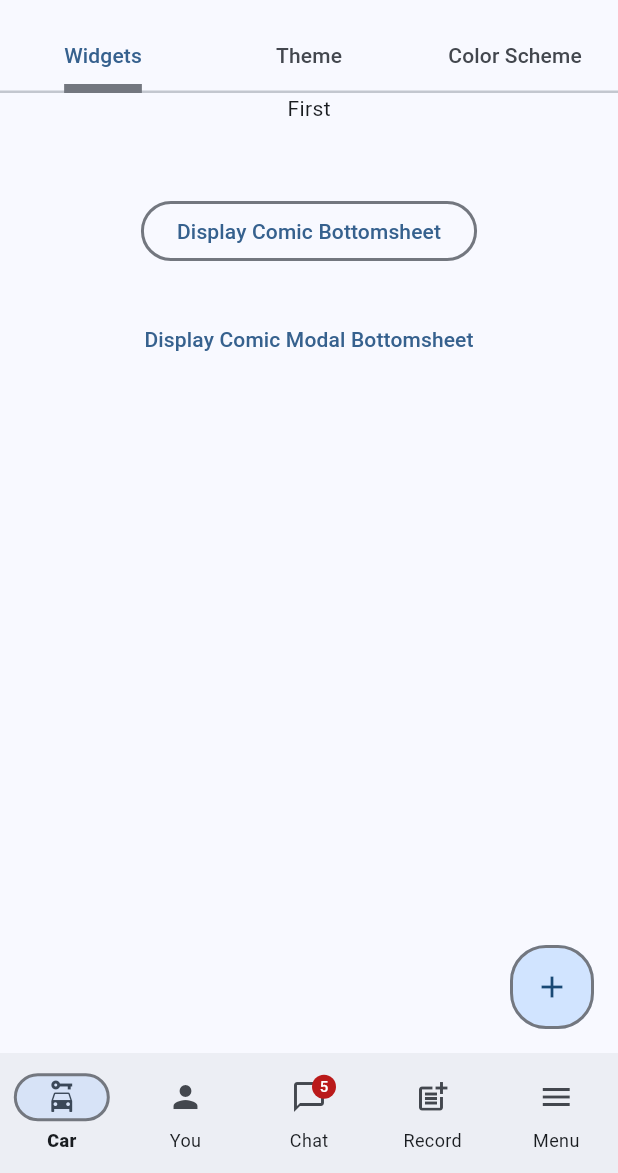
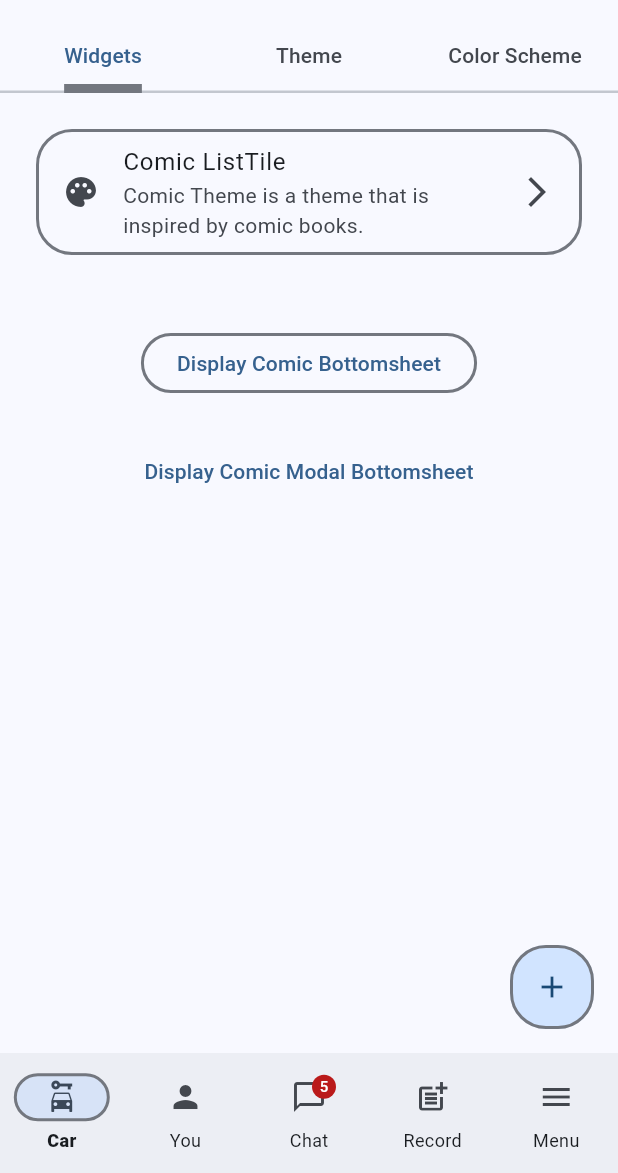
Before and after one commit to thruthesky/easy_design_system_backup_2024_09_24, a Flutter app: the ComicScreenDemo screen opened directly, on a phone screen of 412 x 824 dp, the part 63-1236 px from its top. Run offline on Flutter 3.47's test engine with Material 3 defaults, Android fonts, the phone set to English and light mode, and no system bars; our stand-ins replace cached_network_image, rxdart, smooth_page_indicator; missing offline and left inert: loop_page_view.

Commit message:
adding more uid and example

```diff
--- a/example/lib/main.dart
+++ b/example/lib/main.dart
@@ -63,8 +63,12 @@ class _MyHomePageState extends State<MyHomePage> {
       ),
       body: ListView(
         children: <Widget>[
-          ElevatedButton(
-              onPressed: () {}, child: const Text("light & dark mode")),
+          Row(
+            children: [
+              pushScreen('Comic Theme Demo', const ComicScreenDemo()),
+              pushScreen('Sleek Theme Demo', const SleekScreenDemo()),
+            ],
+          ),
           pushScreen('TextFields', const TextFieldScreen()),
           pushScreen('Buttons', const ButtonsScreen()),
           //
@@ -99,8 +103,6 @@ class _MyHomePageState extends State<MyHomePage> {
           pushScreen('Wave Carousel Entry', const WaveCarouselEntryScreen()),
           pushScreen('Round Carousel Entry', const RoundCarouselEntryScreen()),
           pushScreen('Color scheme', const ColorSchemeScreen()),
-          pushScreen('Comic Theme Demo', const ComicScreenDemo()),
-          pushScreen('Sleek Theme Demo', const SleekScreenDemo())
         ],
       ),
     );
--- a/example/lib/screens/demo/comic.screen.demo.dart
+++ b/example/lib/screens/demo/comic.screen.demo.dart
@@ -1,3 +1,4 @@
+import 'package:example/screens/demo/widgets/list_tile.dart';
 import 'package:flutter/material.dart';
 import 'package:social_design_system/social_design_system.dart';
 
@@ -48,8 +49,7 @@ class _ComicScreenDemoState extends State<ComicScreenDemo>
                 mainAxisAlignment: MainAxisAlignment.center,
                 crossAxisAlignment: CrossAxisAlignment.center,
                 children: [
-                  const Text('First'),
-                  const SizedBox(height: 24),
+                  const ListTileDemo(title: 'Comic ListTile'),
                   const SizedBox(height: 24),
                   const ComicBottomSheetDemo(),
                   const SizedBox(height: 24),
--- a/example/lib/screens/demo/sleek.screen.demo.dart
+++ b/example/lib/screens/demo/sleek.screen.demo.dart
@@ -1,3 +1,4 @@
+import 'package:example/screens/demo/widgets/list_tile.dart';
 import 'package:flutter/material.dart';
 import 'package:social_design_system/social_design_system.dart';
 
@@ -45,11 +46,8 @@ class _ComicScreenDemoState extends State<SleekScreenDemo>
           children: [
             Center(
               child: Column(
-                mainAxisAlignment: MainAxisAlignment.center,
-                crossAxisAlignment: CrossAxisAlignment.center,
                 children: [
-                  const Text('First'),
-                  const SizedBox(height: 24),
+                  const ListTileDemo(title: 'Sleek ListTile'),
                   const SleekBottomSheetDemo(),
                   const SizedBox(height: 24),
                   TextButton(
--- /dev/null
+++ b/example/lib/screens/demo/widgets/list_tile.dart
@@ -0,0 +1,27 @@
+import 'package:flutter/material.dart';
+
+class ListTileDemo extends StatelessWidget {
+  const ListTileDemo({
+    super.key,
+    required this.title,
+  });
+
+  final String title;
+
+  @override
+  Widget build(BuildContext context) {
+    return Padding(
+      padding: const EdgeInsets.all(24),
+      child: ListTile(
+        leading: const Icon(Icons.palette),
+        title: Text(title),
+        subtitle: const Text(
+            'Comic Theme is a theme that is inspired by comic books.'),
+        onTap: () {
+          Navigator.pushNamed(context, '/comic-theme');
+        },
+        trailing: const Icon(Icons.arrow_forward_ios),
+      ),
+    );
+  }
+}
```
Also changed, not shown: 1 other file.
